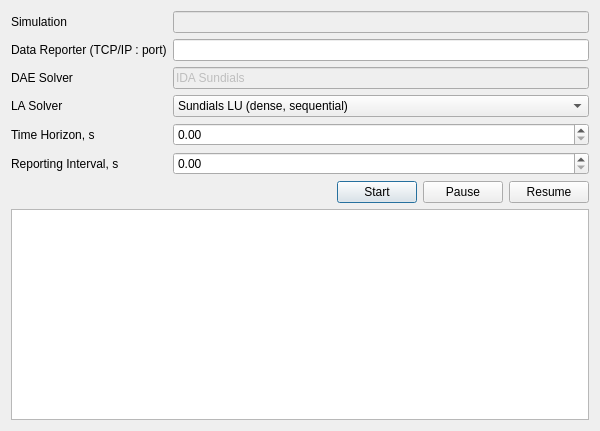
Old version of the form trunk/python-files/daeSimulator/Simulator.ui in the repository v1kko/daetools.
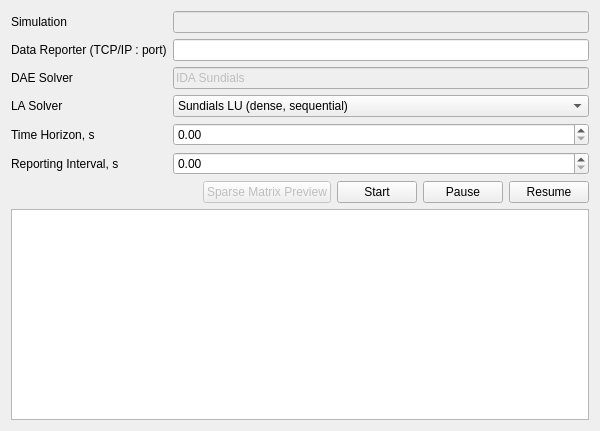
New version of the form. Icons and pictures are not drawn.

```diff
--- a/trunk/python-files/daeSimulator/Simulator.ui
+++ b/trunk/python-files/daeSimulator/Simulator.ui
@@ -169,6 +169,16 @@
        </property>
       </spacer>
      </item>
+     <item>
+      <widget class="QPushButton" name="MatrixButton">
+       <property name="enabled">
+        <bool>false</bool>
+       </property>
+       <property name="text">
+        <string>Sparse Matrix Preview</string>
+       </property>
+      </widget>
+     </item>
      <item>
       <widget class="QPushButton" name="RunButton">
        <property name="sizePolicy">
```
